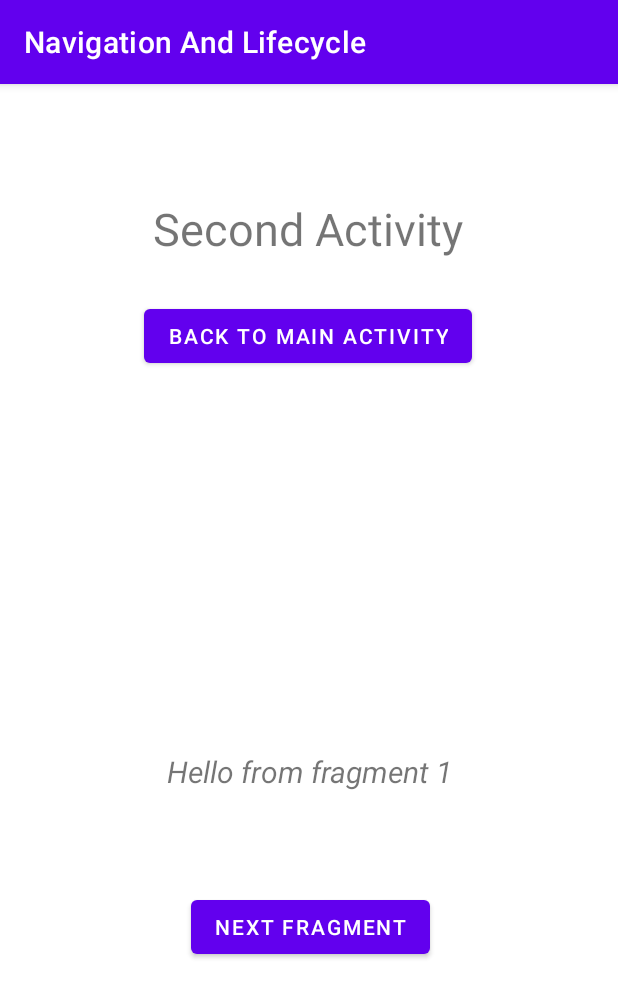
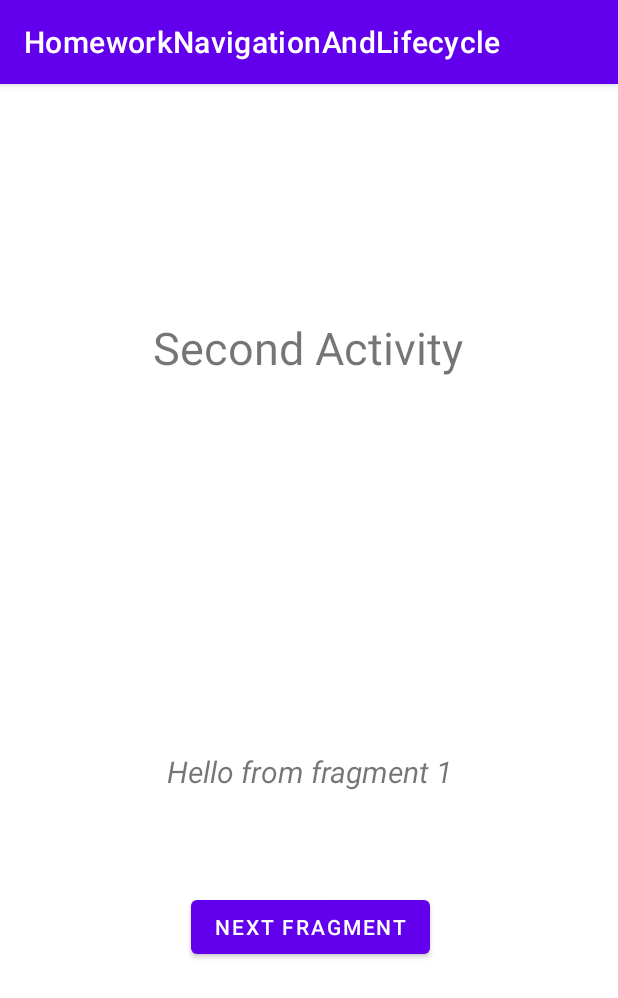
Before and after one commit to kuzmanovb/Android_Development_With_Kotlin, an Android app: the screen it shows after launch (SecondActivity), after a tap on "NEXT ACTIVITY", on a phone screen of 412 x 824 dp. Shown: the top 998 px of the screen. Run offline under Robolectric (Android 15) with nearby library versions, the phone set to English and light mode, and no system bars.

Commit message:
Revert "Finish navigation with pass data between main and second activity"
This reverts commit a511e19515b7fdb99828ed994d2c4124573e515b.

```diff
--- a/HomeworkNavigationAndLifecycle/app/src/main/java/com/example/homeworknavigationandlifecycle/MainActivity.kt
+++ b/HomeworkNavigationAndLifecycle/app/src/main/java/com/example/homeworknavigationandlifecycle/MainActivity.kt
@@ -16,7 +16,6 @@ class MainActivity : AppCompatActivity() {
 
         binding.buttonNextActivity.setOnClickListener {
             val intent = Intent(this, SecondActivity::class.java)
-            intent.putExtra("text", "Second Activity")
             startActivity(intent)
         }
 
--- a/HomeworkNavigationAndLifecycle/app/src/main/java/com/example/homeworknavigationandlifecycle/SecondActivity.kt
+++ b/HomeworkNavigationAndLifecycle/app/src/main/java/com/example/homeworknavigationandlifecycle/SecondActivity.kt
@@ -1,24 +1,11 @@
 package com.example.homeworknavigationandlifecycle
 
-import android.content.Intent
 import androidx.appcompat.app.AppCompatActivity
 import android.os.Bundle
-import com.example.homeworknavigationandlifecycle.databinding.ActivitySecondBinding
 
 class SecondActivity : AppCompatActivity() {
-
-    lateinit var  binding: ActivitySecondBinding
-
     override fun onCreate(savedInstanceState: Bundle?) {
         super.onCreate(savedInstanceState)
-        binding = ActivitySecondBinding.inflate(layoutInflater)
-        setContentView(binding.root)
-
-        val textFromMainActivity = intent.extras?.get("text")
-        binding.titleTextview.text = textFromMainActivity.toString()
-
-        binding.buttonBack.setOnClickListener {
-            startActivity(Intent(this, MainActivity:: class.java))
-        }
+        setContentView(R.layout.activity_second)
     }
 }
--- a/HomeworkNavigationAndLifecycle/app/src/main/res/layout/activity_second.xml
+++ b/HomeworkNavigationAndLifecycle/app/src/main/res/layout/activity_second.xml
@@ -7,24 +7,14 @@
     tools:context=".SecondActivity">
 
     <TextView
-        android:id="@+id/title_textview"
+        android:id="@+id/textView"
         android:layout_width="wrap_content"
         android:layout_height="wrap_content"
-        android:layout_marginTop="76dp"
+        android:layout_marginTop="155dp"
+        android:text="Second Activity"
         android:textSize="30sp"
         app:layout_constraintEnd_toEndOf="parent"
-        app:layout_constraintHorizontal_bias="0.498"
-        app:layout_constraintStart_toStartOf="parent"
-        app:layout_constraintTop_toTopOf="parent" />
-
-    <Button
-        android:id="@+id/button_back"
-        android:layout_width="wrap_content"
-        android:layout_height="wrap_content"
-        android:layout_marginTop="144dp"
-        android:text="Back to main activity"
-        app:layout_constraintEnd_toEndOf="parent"
-        app:layout_constraintHorizontal_bias="0.498"
+        app:layout_constraintHorizontal_bias="0.497"
         app:layout_constraintStart_toStartOf="parent"
         app:layout_constraintTop_toTopOf="parent" />
 
--- a/HomeworkNavigationAndLifecycle/app/src/main/res/values/strings.xml
+++ b/HomeworkNavigationAndLifecycle/app/src/main/res/values/strings.xml
@@ -1,3 +1,3 @@
 <resources>
-    <string name="app_name">Navigation And Lifecycle</string>
+    <string name="app_name">HomeworkNavigationAndLifecycle</string>
 </resources>
```
Also changed, not shown: HomeworkNavigationAndLifecycle/app/src/main/res/layout/activity_main.xml (+5 -4 lines).
